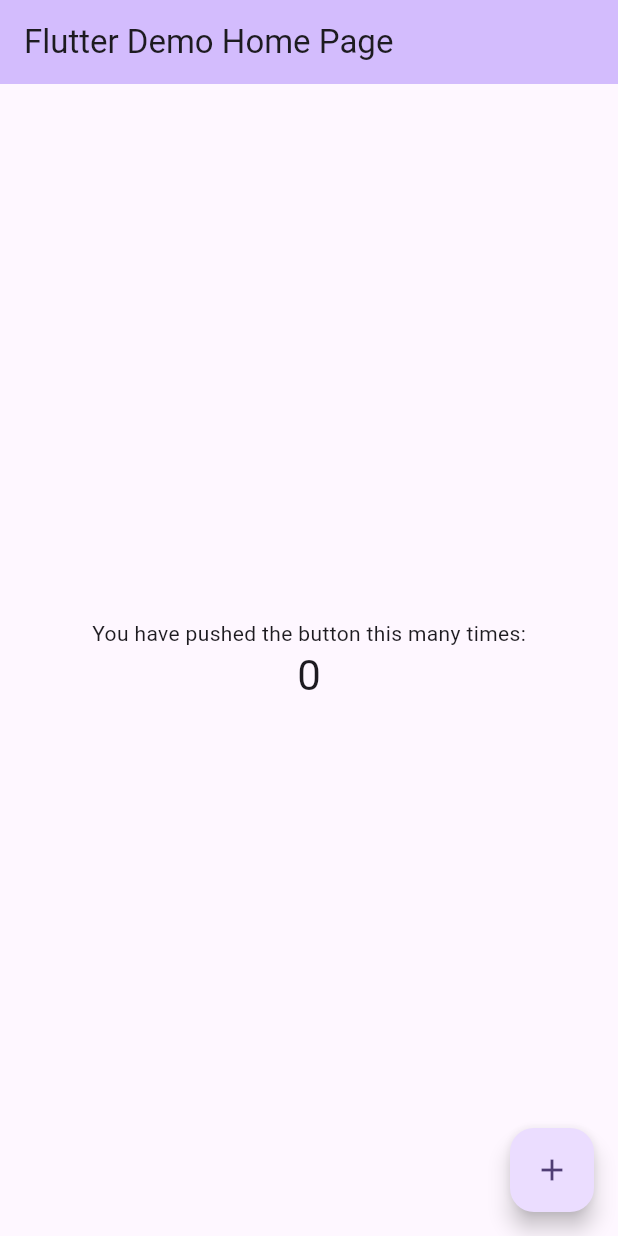
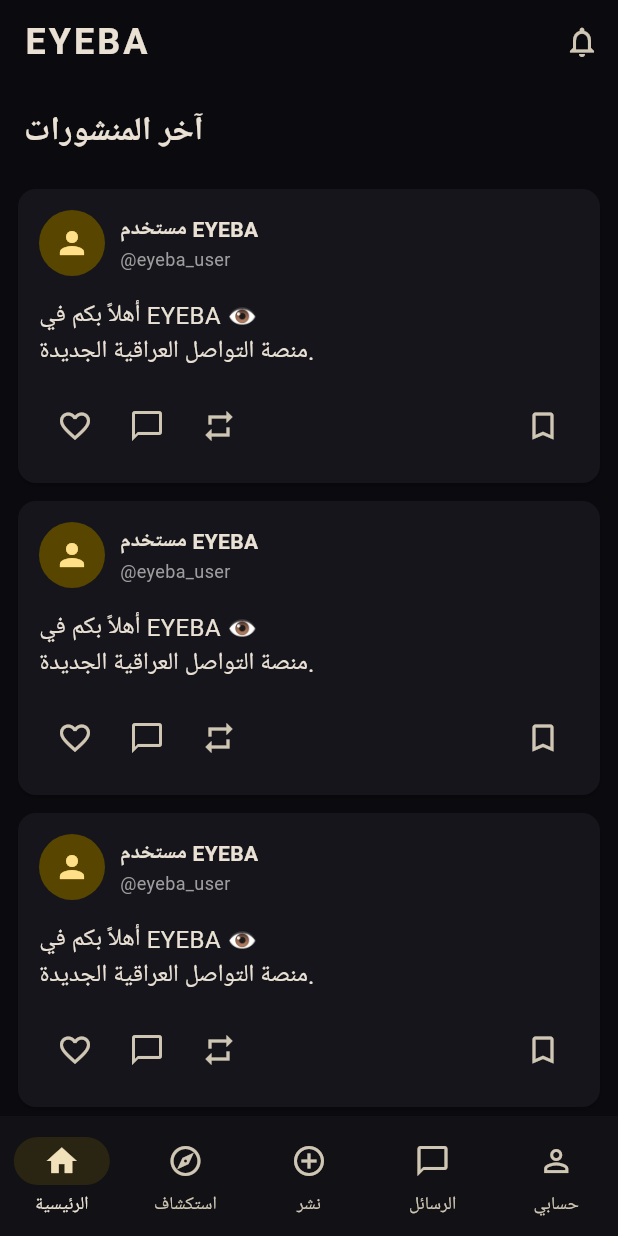
Before and after one commit to madara19091909/dmfl, a Flutter app: the screen it shows after launch, on a phone screen of 412 x 824 dp. Run offline on Flutter 3.47's test engine with Material 3 defaults, Android fonts, the phone set to English and light mode, and no system bars; Roboto replaces fonts that are missing (sans).

Commit message:
update lib/main.dart

```diff
--- a/lib/main.dart
+++ b/lib/main.dart
@@ -1,122 +1,283 @@
 import 'package:flutter/material.dart';
 
 void main() {
-  runApp(const MyApp());
+  runApp(const EyebaApp());
 }
 
-class MyApp extends StatelessWidget {
-  const MyApp({super.key});
+class EyebaApp extends StatelessWidget {
+  const EyebaApp({super.key});
 
-  // This widget is the root of your application.
   @override
   Widget build(BuildContext context) {
     return MaterialApp(
-      title: 'Flutter Demo',
+      debugShowCheckedModeBanner: false,
+      title: 'EYEBA',
       theme: ThemeData(
-        // This is the theme of your application.
-        //
-        // TRY THIS: Try running your application with "flutter run". You'll see
-        // the application has a purple toolbar. Then, without quitting the app,
-        // try changing the seedColor in the colorScheme below to Colors.green
-        // and then invoke "hot reload" (save your changes or press the "hot
-        // reload" button in a Flutter-supported IDE, or press "r" if you used
-        // the command line to start the app).
-        //
-        // Notice that the counter didn't reset back to zero; the application
-        // state is not lost during the reload. To reset the state, use hot
-        // restart instead.
-        //
-        // This works for code too, not just values: Most code changes can be
-        // tested with just a hot reload.
-        colorScheme: .fromSeed(seedColor: Colors.deepPurple),
+        brightness: Brightness.dark,
+        scaffoldBackgroundColor: const Color(0xFF0B0B0F),
+        colorScheme: ColorScheme.fromSeed(
+          seedColor: const Color(0xFFD4AF37),
+          brightness: Brightness.dark,
+        ),
+        fontFamily: 'sans',
       ),
-      home: const MyHomePage(title: 'Flutter Demo Home Page'),
+      home: const HomeScreen(),
     );
   }
 }
 
-class MyHomePage extends StatefulWidget {
-  const MyHomePage({super.key, required this.title});
-
-  // This widget is the home page of your application. It is stateful, meaning
-  // that it has a State object (defined below) that contains fields that affect
-  // how it looks.
-
-  // This class is the configuration for the state. It holds the values (in this
-  // case the title) provided by the parent (in this case the App widget) and
-  // used by the build method of the State. Fields in a Widget subclass are
-  // always marked "final".
-
-  final String title;
+class HomeScreen extends StatefulWidget {
+  const HomeScreen({super.key});
 
   @override
-  State<MyHomePage> createState() => _MyHomePageState();
+  State<HomeScreen> createState() => _HomeScreenState();
 }
 
-class _MyHomePageState extends State<MyHomePage> {
-  int _counter = 0;
+class _HomeScreenState extends State<HomeScreen> {
+  int currentIndex = 0;
 
-  void _incrementCounter() {
-    setState(() {
-      // This call to setState tells the Flutter framework that something has
-      // changed in this State, which causes it to rerun the build method below
-      // so that the display can reflect the updated values. If we changed
-      // _counter without calling setState(), then the build method would not be
-      // called again, and so nothing would appear to happen.
-      _counter++;
-    });
-  }
+  final List<Widget> pages = const [
+    FeedPage(),
+    ExplorePage(),
+    CreatePage(),
+    MessagesPage(),
+    ProfilePage(),
+  ];
 
   @override
   Widget build(BuildContext context) {
-    // This method is rerun every time setState is called, for instance as done
-    // by the _incrementCounter method above.
-    //
-    // The Flutter framework has been optimized to make rerunning build methods
-    // fast, so that you can just rebuild anything that needs updating rather
-    // than having to individually change instances of widgets.
     return Scaffold(
-      appBar: AppBar(
-        // TRY THIS: Try changing the color here to a specific color (to
-        // Colors.amber, perhaps?) and trigger a hot reload to see the AppBar
-        // change color while the other colors stay the same.
-        backgroundColor: Theme.of(context).colorScheme.inversePrimary,
-        // Here we take the value from the MyHomePage object that was created by
-        // the App.build method, and use it to set our appbar title.
-        title: Text(widget.title),
+      body: pages[currentIndex],
+
+      bottomNavigationBar: NavigationBar(
+        selectedIndex: currentIndex,
+        onDestinationSelected: (index) {
+          setState(() {
+            currentIndex = index;
+          });
+        },
+        backgroundColor: const Color(0xFF111116),
+        indicatorColor: const Color(0xFF2A2412),
+        destinations: const [
+          NavigationDestination(
+            icon: Icon(Icons.home_outlined),
+            selectedIcon: Icon(Icons.home),
+            label: 'الرئيسية',
+          ),
+          NavigationDestination(
+            icon: Icon(Icons.explore_outlined),
+            selectedIcon: Icon(Icons.explore),
+            label: 'استكشاف',
+          ),
+          NavigationDestination(
+            icon: Icon(Icons.add_circle_outline),
+            selectedIcon: Icon(Icons.add_circle),
+            label: 'نشر',
+          ),
+          NavigationDestination(
+            icon: Icon(Icons.chat_bubble_outline),
+            selectedIcon: Icon(Icons.chat_bubble),
+            label: 'الرسائل',
+          ),
+          NavigationDestination(
+            icon: Icon(Icons.person_outline),
+            selectedIcon: Icon(Icons.person),
+            label: 'حسابي',
+          ),
+        ],
       ),
-      body: Center(
-        // Center is a layout widget. It takes a single child and positions it
-        // in the middle of the parent.
+    );
+  }
+}
+
+class FeedPage extends StatelessWidget {
+  const FeedPage({super.key});
+
+  @override
+  Widget build(BuildContext context) {
+    return SafeArea(
+      child: CustomScrollView(
+        slivers: [
+          SliverAppBar(
+            floating: true,
+            backgroundColor: const Color(0xFF0B0B0F),
+            title: const Text(
+              'EYEBA',
+              style: TextStyle(
+                fontSize: 24,
+                fontWeight: FontWeight.bold,
+                letterSpacing: 2,
+              ),
+            ),
+            actions: [
+              IconButton(
+                onPressed: () {},
+                icon: const Icon(Icons.notifications_none),
+              ),
+            ],
+          ),
+
+          const SliverToBoxAdapter(
+            child: Padding(
+              padding: EdgeInsets.all(16),
+              child: Text(
+                'آخر المنشورات',
+                style: TextStyle(
+                  fontSize: 22,
+                  fontWeight: FontWeight.bold,
+                ),
+              ),
+            ),
+          ),
+
+          SliverList(
+            delegate: SliverChildBuilderDelegate(
+              (context, index) {
+                return const PostCard();
+              },
+              childCount: 5,
+            ),
+          ),
+        ],
+      ),
+    );
+  }
+}
+
+class PostCard extends StatelessWidget {
+  const PostCard({super.key});
+
+  @override
+  Widget build(BuildContext context) {
+    return Card(
+      margin: const EdgeInsets.symmetric(
+        horizontal: 12,
+        vertical: 6,
+      ),
+      color: const Color(0xFF15151B),
+      child: Padding(
+        padding: const EdgeInsets.all(14),
         child: Column(
-          // Column is also a layout widget. It takes a list of children and
-          // arranges them vertically. By default, it sizes itself to fit its
-          // children horizontally, and tries to be as tall as its parent.
-          //
-          // Column has various properties to control how it sizes itself and
-          // how it positions its children. Here we use mainAxisAlignment to
-          // center the children vertically; the main axis here is the vertical
-          // axis because Columns are vertical (the cross axis would be
-          // horizontal).
-          //
-          // TRY THIS: Invoke "debug painting" (choose the "Toggle Debug Paint"
-          // action in the IDE, or press "p" in the console), to see the
-          // wireframe for each widget.
-          mainAxisAlignment: .center,
+          crossAxisAlignment: CrossAxisAlignment.start,
           children: [
-            const Text('You have pushed the button this many times:'),
-            Text(
-              '$_counter',
-              style: Theme.of(context).textTheme.headlineMedium,
+            const Row(
+              children: [
+                CircleAvatar(
+                  radius: 22,
+                  child: Icon(Icons.person),
+                ),
+                SizedBox(width: 10),
+                Column(
+                  crossAxisAlignment: CrossAxisAlignment.start,
+                  children: [
+                    Text(
+                      'مستخدم EYEBA',
+                      style: TextStyle(
+                        fontWeight: FontWeight.bold,
+                      ),
+                    ),
+                    Text(
+                      '@eyeba_user',
+                      style: TextStyle(
+                        color: Colors.grey,
+                        fontSize: 12,
+                      ),
+                    ),
+                  ],
+                ),
+              ],
+            ),
+
+            const SizedBox(height: 14),
+
+            const Text(
+              'أهلاً بكم في EYEBA 👁️\n'
+              'منصة التواصل العراقية الجديدة.',
+              style: TextStyle(fontSize: 16),
+            ),
+
+            const SizedBox(height: 14),
+
+            Row(
+              children: [
+                IconButton(
+                  onPressed: () {},
+                  icon: const Icon(Icons.favorite_border),
+                ),
+                IconButton(
+                  onPressed: () {},
+                  icon: const Icon(Icons.chat_bubble_outline),
+                ),
+                IconButton(
+                  onPressed: () {},
+                  icon: const Icon(Icons.repeat),
+                ),
+                const Spacer(),
+                IconButton(
+                  onPressed: () {},
+                  icon: const Icon(Icons.bookmark_border),
+                ),
+              ],
             ),
           ],
         ),
       ),
-      floatingActionButton: FloatingActionButton(
-        onPressed: _incrementCounter,
-        tooltip: 'Increment',
-        child: const Icon(Icons.add),
+    );
+  }
+}
+
+class ExplorePage extends StatelessWidget {
+  const ExplorePage({super.key});
+
+  @override
+  Widget build(BuildContext context) {
+    return const Center(
+      child: Text(
+        'استكشاف',
+        style: TextStyle(fontSize: 28),
       ),
     );
   }
 }
+
+class CreatePage extends StatelessWidget {
+  const CreatePage({super.key});
+
+  @override
+  Widget build(BuildContext context) {
+    return const Center(
+      child: Text(
+        'إنشاء منشور',
+        style: TextStyle(fontSize: 28),
+      ),
+    );
+  }
+}
+
+class MessagesPage extends StatelessWidget {
+  const MessagesPage({super.key});
+
+  @override
+  Widget build(BuildContext context) {
+    return const Center(
+      child: Text(
+        'الرسائل',
+        style: TextStyle(fontSize: 28),
+      ),
+    );
+  }
+}
+
+class ProfilePage extends StatelessWidget {
+  const ProfilePage({super.key});
+
+  @override
+  Widget build(BuildContext context) {
+    return const Center(
+      child: Text(
+        'الملف الشخصي',
+        style: TextStyle(fontSize: 28),
+      ),
+    );
+  }
+}
```
